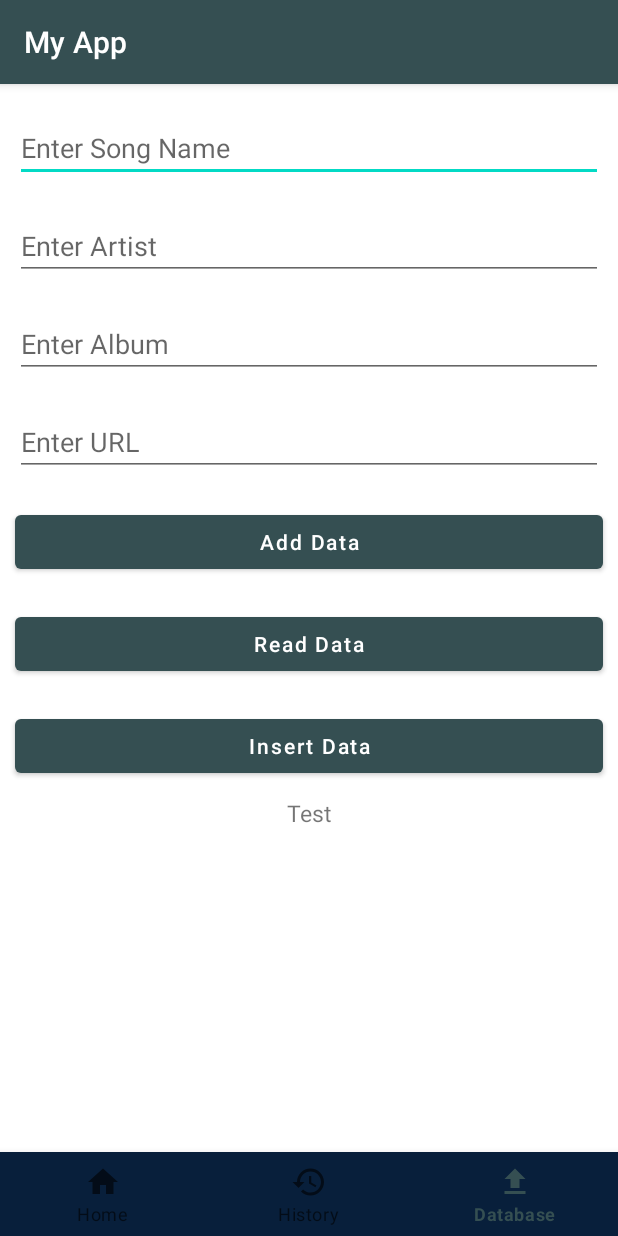
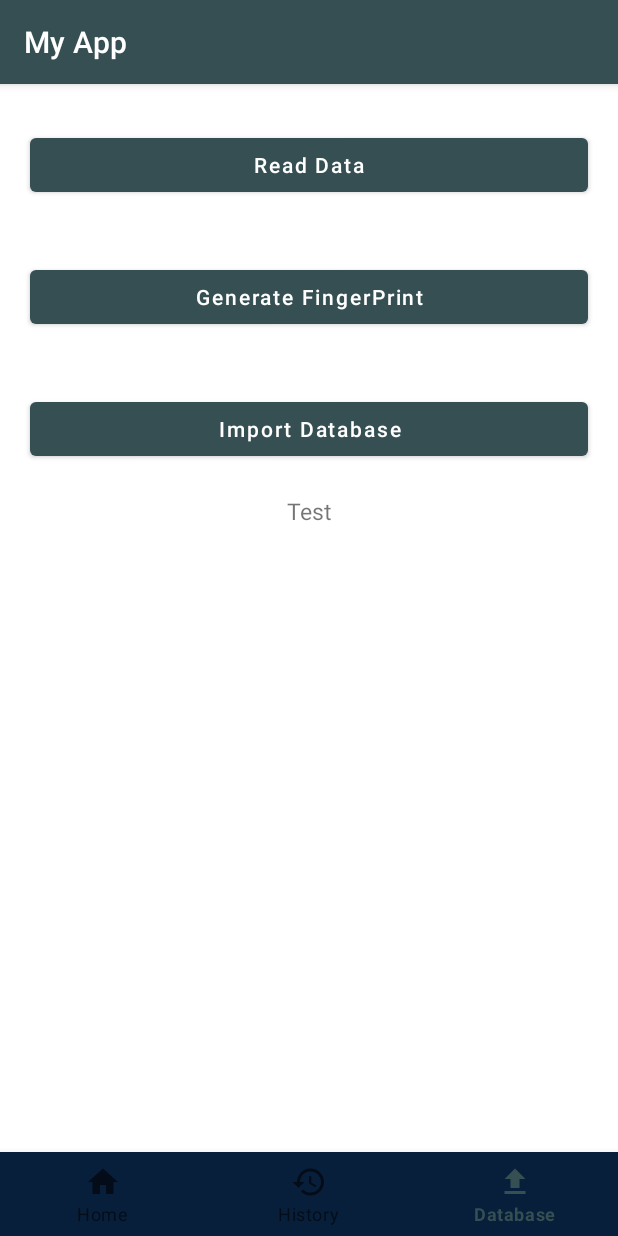
Before and after one commit to elwin212/music_recogn, an Android app: the DBcontroller screen opened directly, with no data from a screen before it, on a phone screen of 412 x 824 dp. Run offline under Robolectric (Android 15) with nearby library versions, the phone set to English and light mode, and no system bars; libraries missing offline, so code that uses them is left out: com.musicg.fingerprint, com.musicg.wave.

Commit message:
add import database feature

```diff
--- a/app/src/main/java/com/example/music/DBImport.java
+++ b/app/src/main/java/com/example/music/DBImport.java
@@ -5,6 +5,7 @@ import android.database.SQLException;
 import android.database.sqlite.SQLiteDatabase;
 import android.database.sqlite.SQLiteOpenHelper;
 import android.util.Log;
+import android.widget.Toast;
 
 import java.io.File;
 import java.io.FileOutputStream;
@@ -42,12 +43,13 @@ public class DBImport extends SQLiteOpenHelper {
             Log.e(TAG, "Database created");
         }
         else {
+
             System.out.println("Database already exist");
         }
     }
 
     // Check that the database file exists in databases folder
-    private boolean checkDataBase() {
+    public boolean checkDataBase() {
         File databaseFile = new File(DB_PATH + DB_NAME);
         return databaseFile.exists();
     }
--- a/app/src/main/res/layout/activity_dbcontroller.xml
+++ b/app/src/main/res/layout/activity_dbcontroller.xml
@@ -18,61 +18,32 @@
         app:layout_constraintStart_toStartOf="parent"
         app:layout_constraintTop_toTopOf="parent"
         app:layout_constraintVertical_bias="0.091">
-        <!--Edit text to enter course name-->
-        <EditText
-            android:id="@+id/idEdtSongName"
-            android:layout_width="match_parent"
-            android:layout_height="wrap_content"
-            android:layout_margin="10dp"
-            android:hint="Enter Song Name" />
 
-        <!--edit text to enter course duration-->
-        <EditText
-            android:id="@+id/idEdtArtist"
-            android:layout_width="match_parent"
-            android:layout_height="wrap_content"
-            android:layout_margin="10dp"
-            android:hint="Enter Artist" />
-
-        <!--edit text to display course tracks-->
-        <EditText
-            android:id="@+id/idEdtAlbum"
-            android:layout_width="match_parent"
-            android:layout_height="wrap_content"
-            android:layout_margin="10dp"
-            android:hint="Enter Album" />
-
-        <!--edit text for course description-->
-        <EditText
-            android:id="@+id/idEdtAlbumUrl"
-            android:layout_width="match_parent"
-            android:layout_height="wrap_content"
-            android:layout_margin="10dp"
-            android:hint="Enter URL" />
-
-        <!--button for adding new course-->
-        <Button
-            android:id="@+id/idBtnAddData"
-            android:layout_width="match_parent"
-            android:layout_height="wrap_content"
-            android:layout_margin="10dp"
-            android:text="Add Data"
-            android:textAllCaps="false" />
 
         <Button
             android:id="@+id/idBtnReadData"
             android:layout_width="match_parent"
             android:layout_height="wrap_content"
-            android:layout_margin="10dp"
+            android:layout_margin="20dp"
             android:text="Read Data"
             android:textAllCaps="false" />
+
         <Button
-            android:id="@+id/idBtnInsert"
+            android:id="@+id/idBtnGenerateFingerPrint"
             android:layout_width="match_parent"
             android:layout_height="wrap_content"
-            android:layout_margin="10dp"
-            android:text="Insert Data"
+            android:layout_margin="20dp"
+            android:text="Generate FingerPrint"
             android:textAllCaps="false" />
+
+        <Button
+            android:id="@+id/idBtnImportDatabase"
+            android:layout_width="match_parent"
+            android:layout_height="wrap_content"
+            android:layout_margin="20dp"
+            android:text="Import Database"
+            android:textAllCaps="false" />
+
         <TextView
             android:layout_width="match_parent"
             android:layout_height="130dp"
```
Also changed, not shown: app/src/main/java/com/example/music/DBcontroller.java (+40 -87 lines).
